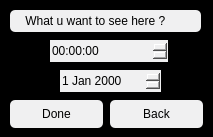
Above: QT templates/timerWindow.ui from readytow0rk/timer-weather before the change. Below: the same form after it.
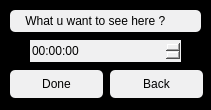
That is the form after the change.

Commit message: setting up timer

What changed in the file:
```diff
--- a/QT templates/timerWindow.ui
+++ b/QT templates/timerWindow.ui
@@ -6,8 +6,8 @@
    <rect>
     <x>0</x>
     <y>0</y>
-    <width>213</width>
-    <height>137</height>
+    <width>211</width>
+    <height>110</height>
    </rect>
   </property>
   <property name="windowTitle">
@@ -21,9 +21,9 @@
   <widget class="QTimeEdit" name="timeEdit">
    <property name="geometry">
     <rect>
-     <x>50</x>
+     <x>30</x>
      <y>40</y>
-     <width>118</width>
+     <width>151</width>
      <height>22</height>
     </rect>
    </property>
@@ -34,27 +34,11 @@
 }</string>
    </property>
   </widget>
-  <widget class="QDateEdit" name="dateEdit">
-   <property name="geometry">
-    <rect>
-     <x>60</x>
-     <y>70</y>
-     <width>101</width>
-     <height>22</height>
-    </rect>
-   </property>
-   <property name="styleSheet">
-    <string notr="true">QDateEdit{
-border-radius:52px;
-background-color:rgb(240, 240, 241)
-}</string>
-   </property>
-  </widget>
   <widget class="QPushButton" name="pushButton">
    <property name="geometry">
     <rect>
      <x>10</x>
-     <y>100</y>
+     <y>70</y>
      <width>93</width>
      <height>28</height>
     </rect>
@@ -78,7 +62,7 @@
    <property name="geometry">
     <rect>
      <x>110</x>
-     <y>100</y>
+     <y>70</y>
      <width>93</width>
      <height>28</height>
     </rect>
```
The commit also changes 2 other files.
